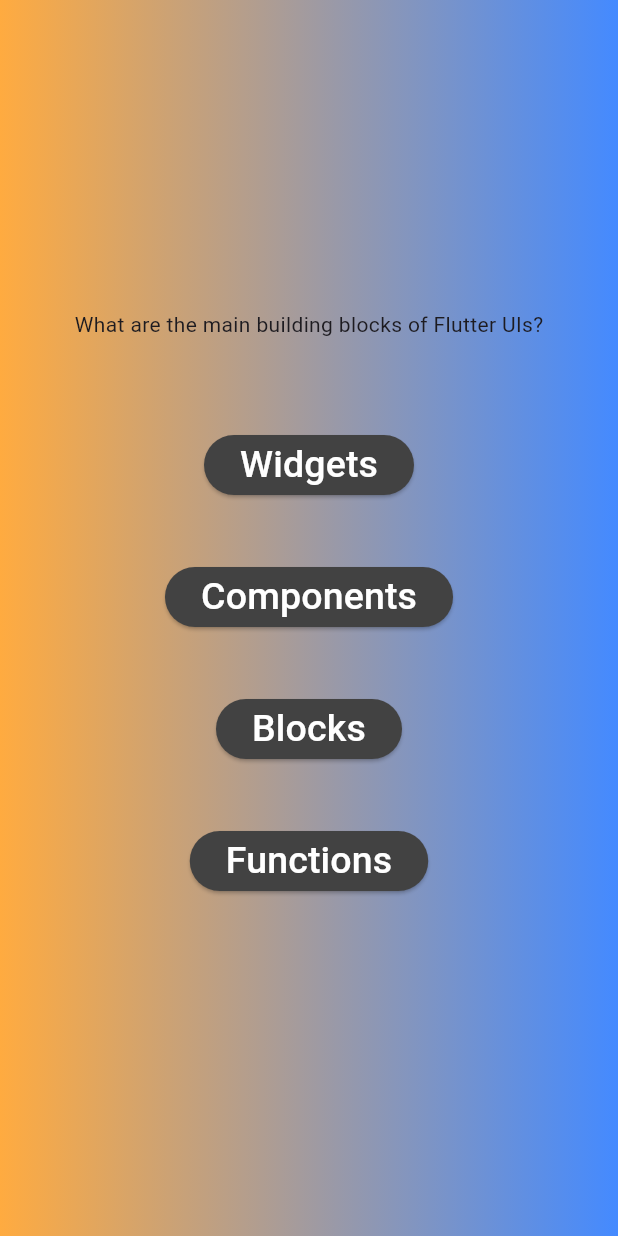
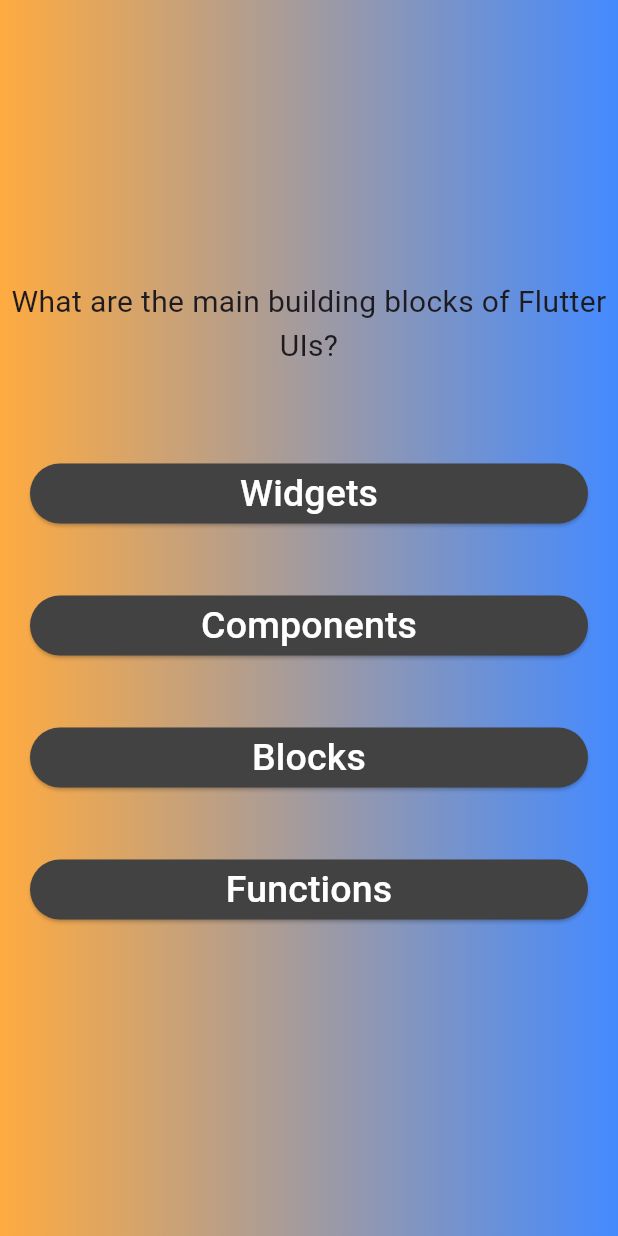
Before and after one commit to ramyhany0/quiz_app, a Flutter app: the screen it shows after launch, after a tap on "Start Quiz", on a phone screen of 412 x 824 dp. Run offline on Flutter 3.47's test engine with Material 3 defaults, Android fonts, the phone set to English and light mode, and no system bars.

Commit message:
"Added getShuffledAnswer method to QuizQuestion class and modified Question widget layout and styling"

```diff
--- a/lib/models/QuizQuestion.dart
+++ b/lib/models/QuizQuestion.dart
@@ -2,4 +2,10 @@ class QuizQuestion {
   const QuizQuestion(this.text, this.answer);
   final String text;
   final List<String> answer;
+
+  List<String> getShuffledAnswer() {
+    final shuffledList = List.of(answer);
+    shuffledList.shuffle();
+    return shuffledList;
+  }
 }
--- a/lib/question.dart
+++ b/lib/question.dart
@@ -17,9 +17,12 @@ class _QuestionsState extends State<Question> {
       width: double.infinity,
       child: Column(
         mainAxisAlignment: MainAxisAlignment.center,
+        crossAxisAlignment: CrossAxisAlignment.stretch,
         children: [
           Text(
             currenQuestion.text,
+            style: const TextStyle(fontSize: 20),
+            textAlign: TextAlign.center,
           ),
           const SizedBox(
             height: 40,
```
